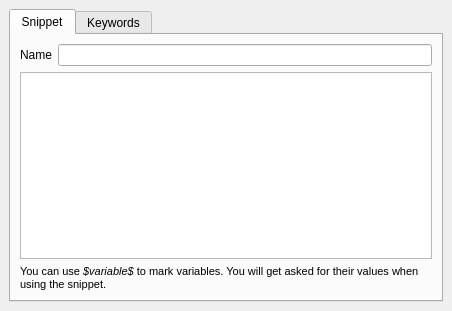
The window that plugins/snippet/editsnippet.ui (KDE/kdevelop) describes before a commit, drawn with Qt 5.
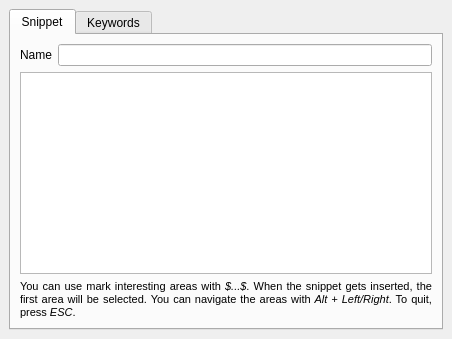
The same window after the commit. The open tabs and pages were chosen to show the change. Custom widgets are drawn as their Qt base class.

Commit message: update explanation text in snippet dialog reflecting last commit

What changed in the file:
```diff
--- a/plugins/snippet/editsnippet.ui
+++ b/plugins/snippet/editsnippet.ui
@@ -7,7 +7,7 @@
     <x>0</x>
     <y>0</y>
     <width>452</width>
-    <height>311</height>
+    <height>339</height>
    </rect>
   </property>
   <property name="windowTitle">
@@ -66,7 +66,7 @@
 &lt;html&gt;&lt;head&gt;&lt;meta name=&quot;qrichtext&quot; content=&quot;1&quot; /&gt;&lt;style type=&quot;text/css&quot;&gt;
 p, li { white-space: pre-wrap; }
 &lt;/style&gt;&lt;/head&gt;&lt;body style=&quot; font-family:'DejaVu Sans'; font-size:8pt; font-weight:400; font-style:normal;&quot;&gt;
-&lt;p style=&quot; margin-top:0px; margin-bottom:0px; margin-left:0px; margin-right:0px; -qt-block-indent:0; text-indent:0px;&quot;&gt;You can use &lt;span style=&quot; font-style:italic;&quot;&gt;$variable$&lt;/span&gt; to mark variables. You will get asked for their values when using the snippet.&lt;/p&gt;&lt;/body&gt;&lt;/html&gt;</string>
+&lt;p align=&quot;justify&quot; style=&quot; margin-top:0px; margin-bottom:0px; margin-left:0px; margin-right:0px; -qt-block-indent:0; text-indent:0px;&quot;&gt;You can use mark interesting areas with &lt;span style=&quot; font-style:italic;&quot;&gt;$...$&lt;/span&gt;. When the snippet gets inserted, the first area will be selected. You can navigate the areas with &lt;span style=&quot; font-style:italic;&quot;&gt;Alt + Left/Right&lt;/span&gt;. To quit, press &lt;span style=&quot; font-style:italic;&quot;&gt;ESC&lt;/span&gt;.&lt;/p&gt;&lt;/body&gt;&lt;/html&gt;</string>
          </property>
          <property name="wordWrap">
           <bool>true</bool>
```
Left out of the diff: 2 changed lines with no effect on the pictures.
